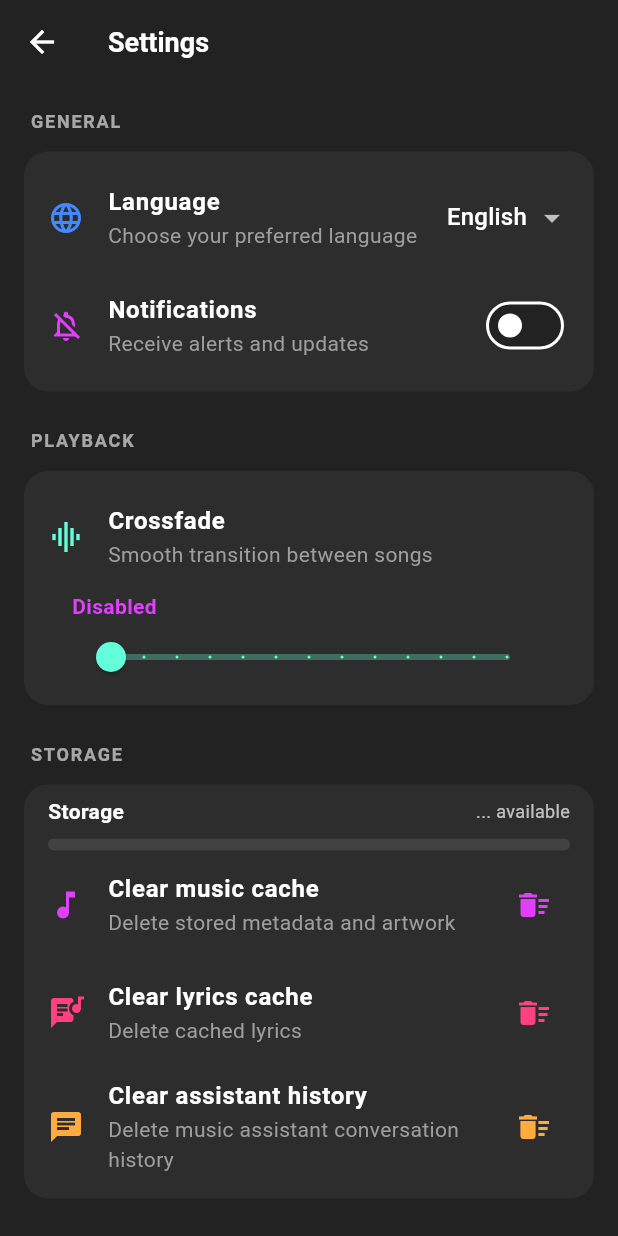
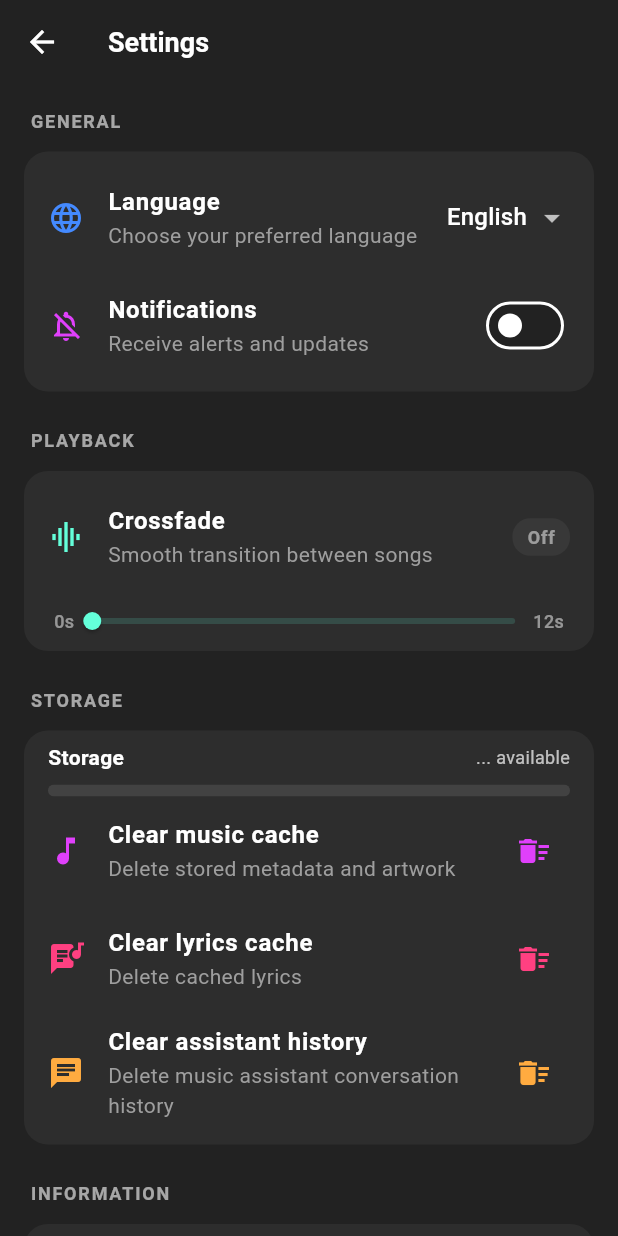
Before and after one commit to Frantt21/forawn_mobile, a Flutter app: the SettingsScreen screen opened by its route, on a phone screen of 412 x 824 dp. Run offline on Flutter 3.47's test engine with Material 3 defaults, Android fonts, the phone set to English and light mode, and no system bars; our stand-ins replace audio_service, audioplayers, dio, flutter_local_notifications, image_picker, just_audio and 10 more; missing offline and left inert: audio_session, audiotags, flutter_displaymode, home_widget, translator; accounts and stored records are empty; network calls fail.

Commit message:
Style correction
The crossfade selector styles have been changed to match the other options

```diff
--- a/lib/screens/settings_screen.dart
+++ b/lib/screens/settings_screen.dart
@@ -301,6 +301,7 @@ class _SettingsScreenState extends State<SettingsScreen> {
                 crossAxisAlignment: CrossAxisAlignment.start,
                 children: [
                   ListTile(
+                    contentPadding: EdgeInsets.zero,
                     leading: const Icon(
                       Icons.graphic_eq,
                       color: Colors.tealAccent,
@@ -316,36 +317,68 @@ class _SettingsScreenState extends State<SettingsScreen> {
                       LanguageService().getText('crossfade_desc'),
                       style: const TextStyle(fontSize: 14, color: Colors.grey),
                     ),
-                    contentPadding: EdgeInsets.zero,
+                    trailing: Container(
+                      padding: const EdgeInsets.symmetric(
+                        horizontal: 10,
+                        vertical: 4,
                       ),
+                      decoration: BoxDecoration(
+                        color: _crossfadeDuration > 0
+                            ? Colors.tealAccent.withOpacity(0.15)
+                            : Colors.white.withOpacity(0.05),
+                        borderRadius: BorderRadius.circular(12),
+                      ),
+                      child: Text(
+                        _crossfadeDuration == 0
+                            ? 'Off'
+                            : '${_crossfadeDuration.toStringAsFixed(1)}s',
+                        style: TextStyle(
+                          color: _crossfadeDuration > 0
+                              ? Colors.tealAccent
+                              : Colors.white.withOpacity(0.5),
+                          fontWeight: FontWeight.bold,
+                          fontSize: 12,
+                        ),
+                      ),
+                    ),
+                  ),
+                  const SizedBox(height: 8),
                   Padding(
-                    padding: const EdgeInsets.symmetric(horizontal: 16.0),
-                    child: Column(
-                      crossAxisAlignment: CrossAxisAlignment.start,
-                      children: [
-                        Row(
-                          mainAxisAlignment: MainAxisAlignment.spaceBetween,
+                    padding: const EdgeInsets.symmetric(horizontal: 4.0),
+                    child: Row(
                       children: [
                         Text(
-                              _crossfadeDuration == 0
-                                  ? LanguageService().getText(
-                                      'crossfade_disabled',
-                                    )
-                                  : '${_crossfadeDuration.toInt()} ${LanguageService().getText('crossfade_seconds')}',
+                          '0s',
                           style: TextStyle(
-                                color: Theme.of(context).colorScheme.primary,
-                                fontWeight: FontWeight.w600,
+                            color: Colors.white.withOpacity(0.5),
+                            fontSize: 12,
+                            fontWeight: FontWeight.w500,
                           ),
                         ),
-                          ],
+                        Expanded(
+                          child: SliderTheme(
+                            data: SliderTheme.of(context).copyWith(
+                              activeTrackColor: Colors.tealAccent,
+                              inactiveTrackColor: Colors.tealAccent.withOpacity(
+                                0.15,
                               ),
-                        Slider(
+                              trackShape: const RoundedRectSliderTrackShape(),
+                              trackHeight: 4.0,
+                              thumbColor: Colors.tealAccent,
+                              thumbShape: const RoundSliderThumbShape(
+                                enabledThumbRadius: 6.0,
+                                pressedElevation: 4.0,
+                              ),
+                              overlayColor: Colors.tealAccent.withOpacity(0.1),
+                              overlayShape: const RoundSliderOverlayShape(
+                                overlayRadius: 12.0,
+                              ),
+                            ),
+                            child: Slider(
                               value: _crossfadeDuration,
                               min: 0,
                               max: 12,
-                          divisions: 12,
-                          activeColor: Colors.tealAccent,
-                          inactiveColor: Colors.tealAccent.withOpacity(0.3),
+                              // Sin divisiones para movimiento suave
                               onChanged: (value) {
                                 setState(() {
                                   _crossfadeDuration = value;
@@ -353,9 +386,20 @@ class _SettingsScreenState extends State<SettingsScreen> {
                               },
                               onChangeEnd: (value) async {
                                 await _saveCrossfadeDuration(value);
-                            // Actualizar el servicio de audio
-                            AudioPlayerService().setCrossfadeDuration(value);
+                                AudioPlayerService().setCrossfadeDuration(
+                                  value,
+                                );
                               },
+                            ),
+                          ),
+                        ),
+                        Text(
+                          '12s',
+                          style: TextStyle(
+                            color: Colors.white.withOpacity(0.5),
+                            fontSize: 12,
+                            fontWeight: FontWeight.w500,
+                          ),
                         ),
                       ],
                     ),
```
Lines whose indentation alone changed are shown as unchanged.
